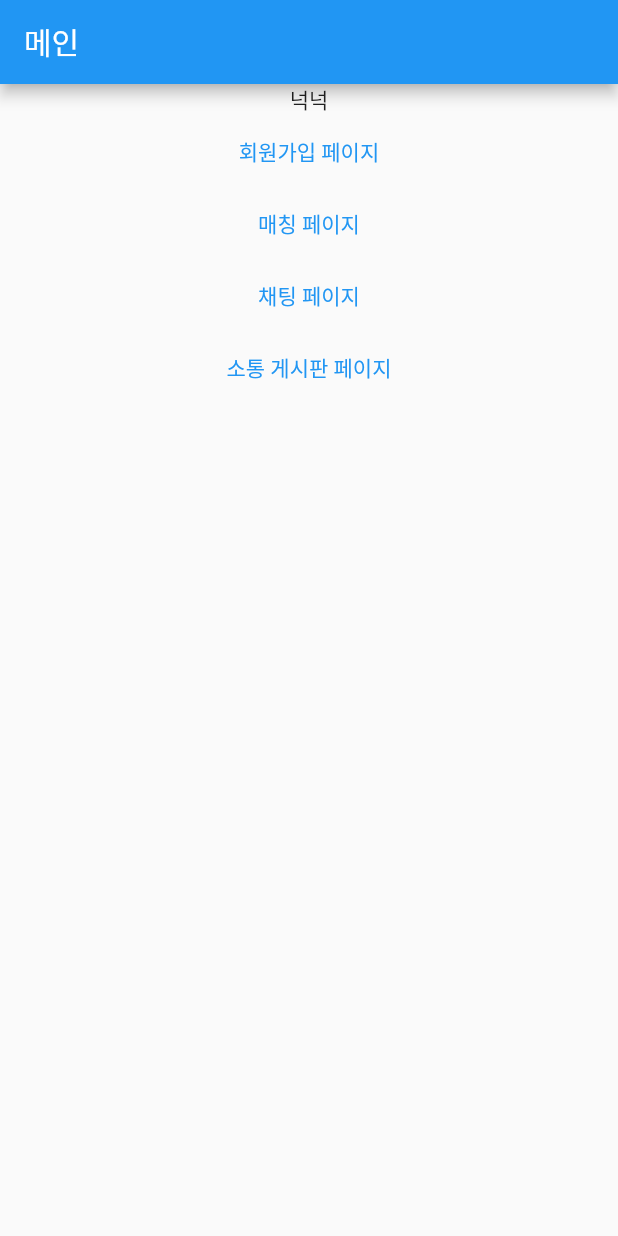
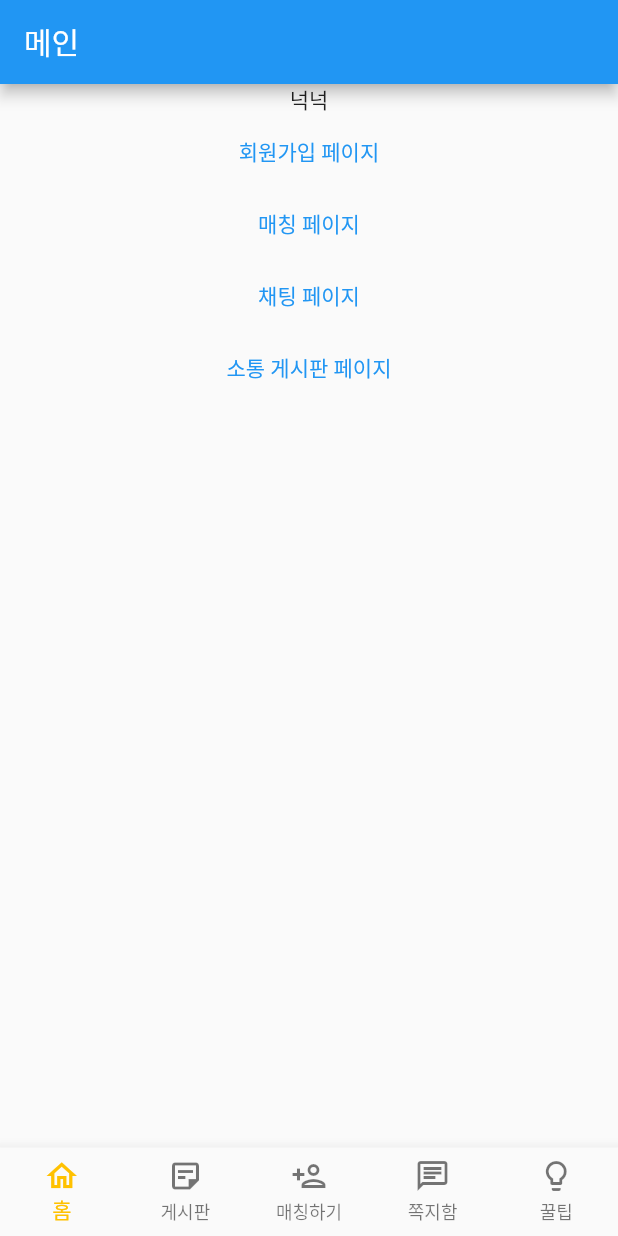
Before and after one commit to ko-inseoklee/CounselingCenter, a Flutter app: the screen it shows after launch, on a phone screen of 412 x 824 dp. Run offline on Flutter 3.47's test engine with Material 2 defaults, Android fonts, the phone set to English and light mode, and no system bars; our stand-ins replace flutter_screenutil, freezed_annotation, get; generated files the repository leaves out were written again.

Commit message:
someng - ThemeData, MainYello 색상 추가

```diff
--- /dev/null
+++ b/lib/color.dart
@@ -0,0 +1,3 @@
+import 'package:flutter/material.dart';
+
+const MainYellow = Color(0xffFFC100);
--- a/lib/main.dart
+++ b/lib/main.dart
@@ -8,6 +8,7 @@ import 'package:online_counseling_center/view/HomePage.dart';
 import 'package:online_counseling_center/view/Matching/NewMatching.dart';
 import 'package:online_counseling_center/view/Board/BoardPage.dart';
 import 'package:online_counseling_center/view/Board/GenerationBoardPage.dart';
+import 'package:online_counseling_center/color.dart';
 
 const primaryColor = Colors.white;
 
@@ -22,7 +23,16 @@ void main() => runApp(GetMaterialApp(
         GetPage(name: '/board', page: () => BoardPage()),
         GetPage(name: '/generationBoard', page: () => GenerationBoardPage()),
       ],
-      theme: ThemeData(
-        primaryColor: primaryColor,
-      ),
+      // theme: ThemeData(
+      //   primaryColor: primaryColor,
+      // ),
+      theme: _knockTheme,
     ));
+
+final ThemeData _knockTheme = _buildKnockTheme();
+
+ThemeData _buildKnockTheme() {
+  final ThemeData base = ThemeData.light();
+
+  return base.copyWith(primaryColor: MainYellow);
+}
--- a/lib/view/HomePage.dart
+++ b/lib/view/HomePage.dart
@@ -1,14 +1,28 @@
 import 'package:flutter/cupertino.dart';
 import 'package:flutter/material.dart';
 import 'package:get/get.dart';
-import 'package:online_counseling_center/model/user/user.dart';
+import 'package:online_counseling_center/color.dart';
+import 'package:online_counseling_center/main.dart';
 
-class HomePage extends StatelessWidget {
+class HomePage extends StatefulWidget {
   HomePage({Key? key}) : super(key: key);
 
   @override
+  _HomePageState createState() => _HomePageState();
+}
+
+class _HomePageState extends State<HomePage> {
+
+  // int _currentIndex = 0;
+  // final List<Widget> _children = [Home(), First(), Second()];
+  //
+  // void _onTap(int index) {
+  //   setState(() {
+  //     _currentIndex = index;
+  //   });
+  // }
+  @override
   Widget build(BuildContext context) {
-
     print('someng logged in!\n');
     return Scaffold(
       appBar: AppBar(
@@ -41,6 +55,32 @@ class HomePage extends StatelessWidget {
           ],
         ),
       ),
+      bottomNavigationBar: BottomNavigationBar(
+        type: BottomNavigationBarType.fixed,
+        selectedItemColor: MainYellow,
+        items: [
+          BottomNavigationBarItem(
+            label: '홈',
+            icon: Icon(Icons.home_outlined),
+          ),
+          BottomNavigationBarItem(
+            label: '게시판',
+            icon: Icon(Icons.sticky_note_2_outlined),
+          ),
+          BottomNavigationBarItem(
+            label: '매칭하기',
+            icon: Icon(Icons.person_add_outlined),
+          ),
+          BottomNavigationBarItem(
+            label: '쪽지함',
+            icon: Icon(Icons.chat_outlined),
+          ),
+          BottomNavigationBarItem(
+            label: '꿀팁',
+            icon: Icon(Icons.lightbulb_outline),
+          ),
+        ],
+      ),
     );
   }
 }
```
